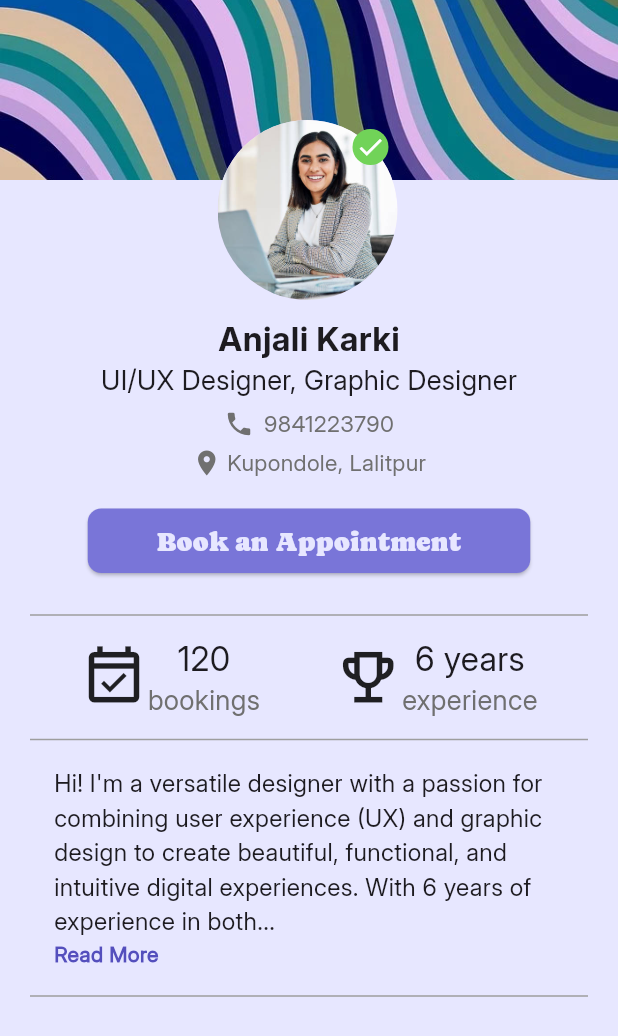
After one commit to Dia505/SkillGrid, a Flutter app: the screen it shows after launch, item 2 of the bottom bar chosen, after a tap on "Krishna Basnet", on a phone screen of 412 x 824 dp. The commit adds this screen. Shown: the top 1036 px of the screen. Run offline on Flutter 3.47's test engine with Material 3 defaults, Android fonts, the phone set to English and light mode, and no system bars; our stand-ins replace carousel_slider, lottie, smooth_page_indicator.

Commit message:
Freelancer profile screen: bio data (#11)
* build profile screen with lottie gif

* build profile progress bar

* job details form view

* freelancer bio form

* bottom navigation bar, themes, fonts

* home screen: app bar with search textfield and button

* Home screen: service category (list of maps)

* Home screen: recently viewed cards (common widget)

* Home screen: popular services (list of maps)

* Home screen: ongoing collaboration card (common)

* Home screen: line divider

* Build your profile: service form + lottie file view timer

* Build your profile: job category screen

* freelancer registration date picker implementation

* Freelancer dashboard: bottom navigation + stats

* Freelancer dashboard: ongoing collabs + recent invoice

* search bar with filter button

* search screen carousel

* Search screen: skills

* Search screen: filter page

* Client notification screen

* Freelancer notification screen + notification card layout changes

* freelancer profile screen: bio data

```diff
--- a/skill_grid/lib/app.dart
+++ b/skill_grid/lib/app.dart
@@ -1,5 +1,6 @@
 import 'package:flutter/material.dart';
 import 'package:skill_grid/core/app_theme/app_theme.dart';
+import 'package:skill_grid/view/client/client_dashboard.dart';
 import 'package:skill_grid/view/freelancer/freelancer_dashboard.dart';
 // import 'package:skill_grid/view/client/client_registration_view.dart';
 // import 'package:skill_grid/view/join_client_freelancer_view.dart';
@@ -16,7 +17,7 @@ class MyApp extends StatelessWidget {
   Widget build(BuildContext context) {
     return MaterialApp(
       debugShowCheckedModeBanner: false,
-      home: const FreelancerDashboard(),
+      home: const ClientDashboard(),
       theme: getApplicationTheme(),
     );
   }
--- a/skill_grid/lib/view/client/client_dashboard.dart
+++ b/skill_grid/lib/view/client/client_dashboard.dart
@@ -2,7 +2,7 @@ import 'package:flutter/material.dart';
 import 'package:skill_grid/view/client/dashboard_pages/calendar_screen_view.dart';
 import 'package:skill_grid/view/client/dashboard_pages/home_screen_view.dart';
 import 'package:skill_grid/view/client/dashboard_pages/notification_screen_view.dart';
-import 'package:skill_grid/view/client/dashboard_pages/search screen/search_screen_view.dart';
+import 'package:skill_grid/view/client/dashboard_pages/search_screen_pages/search_screen_view.dart';
 
 class ClientDashboard extends StatefulWidget {
   const ClientDashboard({super.key});
--- /dev/null
+++ b/skill_grid/lib/view/client/dashboard_pages/search_screen_pages/freelancer_profile_view.dart
@@ -0,0 +1,228 @@
+import 'package:flutter/material.dart';
+import 'package:skill_grid/core/common/common_button.dart';
+
+class FreelancerProfileView extends StatefulWidget {
+  const FreelancerProfileView({super.key});
+
+  @override
+  _FreelancerProfileViewState createState() => _FreelancerProfileViewState();
+}
+
+class _FreelancerProfileViewState extends State<FreelancerProfileView> {
+  bool _isExpanded = false;
+
+  @override
+  Widget build(BuildContext context) {
+    String fullText =
+        "Hi! I'm a versatile designer with a passion for combining user experience (UX) and graphic design to create beautiful, functional, and intuitive digital experiences. With 6 years of experience in both fields, I help businesses design products that not only look great but are also easy to use and meet users' needs.";
+    String truncatedText =
+        fullText.length > 200 ? '${fullText.substring(0, 200)}...' : fullText;
+
+    return Scaffold(
+      body: Column(
+        children: [
+          Padding(
+            padding: const EdgeInsets.only(bottom: 90),
+            child: Stack(
+              clipBehavior: Clip.none,
+              children: [
+                SizedBox(
+                  width: double.infinity,
+                  height: 120,
+                  child: Image.asset(
+                    "assets/images/swirls-8302543_640.jpg",
+                    fit: BoxFit.cover,
+                  ),
+                ),
+                const Positioned(
+                  bottom: -80,
+                  left: 145,
+                  child: SizedBox(
+                    height: 120,
+                    width: 120,
+                    child: CircleAvatar(
+                      backgroundImage: AssetImage(
+                          "assets/images/istockphoto-1354842602-612x612.jpg"),
+                    ),
+                  ),
+                ),
+                const Positioned(
+                  bottom: 10,
+                  left: 235,
+                  child: CircleAvatar(
+                    radius: 12,
+                    backgroundColor: Color(0xFF71D358),
+                    child: Icon(
+                      Icons.check,
+                      size: 20,
+                      color: Colors.white,
+                    ),
+                  ),
+                )
+              ],
+            ),
+          ),
+          Column(
+            children: [
+              const Text(
+                "Anjali Karki",
+                style: TextStyle(fontFamily: "Inter Bold", fontSize: 22),
+              ),
+              const Text(
+                "UI/UX Designer, Graphic Designer",
+                style: TextStyle(fontSize: 18),
+              ),
+              const SizedBox(
+                height: 5,
+              ),
+              const SizedBox(
+                width: 120,
+                child: Row(
+                  mainAxisAlignment: MainAxisAlignment.spaceAround,
+                  children: [
+                    Icon(
+                      Icons.phone,
+                      color: Color(0XFF707070),
+                      size: 20,
+                    ),
+                    Text(
+                      "9841223790",
+                      style: TextStyle(color: Color(0XFF707070), fontSize: 15),
+                    )
+                  ],
+                ),
+              ),
+              const SizedBox(
+                height: 5,
+              ),
+              const SizedBox(
+                width: 160,
+                child: Row(
+                  mainAxisAlignment: MainAxisAlignment.spaceAround,
+                  children: [
+                    Icon(
+                      Icons.location_on,
+                      color: Color(0XFF707070),
+                      size: 20,
+                    ),
+                    Text(
+                      "Kupondole, Lalitpur",
+                      style: TextStyle(color: Color(0XFF707070), fontSize: 15),
+                    )
+                  ],
+                ),
+              ),
+              const SizedBox(
+                height: 20,
+              ),
+              CommonButton(
+                  buttonText: "Book an Appointment",
+                  buttonColor: const Color(0xFF7975D8),
+                  onPressed: () {}),
+            ],
+          ),
+          const SizedBox(
+            height: 20,
+          ),
+          const Divider(
+            color: Colors.grey,
+            thickness: 1,
+            indent: 20,
+            endIndent: 20,
+          ),
+          Container(
+            width: 305,
+            padding: const EdgeInsets.symmetric(vertical: 5),
+            child: const Row(
+              mainAxisAlignment: MainAxisAlignment.spaceBetween,
+              children: [
+                Row(
+                  children: [
+                    Icon(
+                      Icons.event_available_outlined,
+                      size: 45,
+                    ),
+                    Column(
+                      children: [
+                        Text(
+                          "120",
+                          style: TextStyle(fontSize: 22),
+                        ),
+                        Text(
+                          "bookings",
+                          style:
+                              TextStyle(fontSize: 18, color: Color(0XFF707070)),
+                        )
+                      ],
+                    )
+                  ],
+                ),
+                Row(
+                  children: [
+                    Icon(
+                      Icons.emoji_events_outlined,
+                      size: 45,
+                    ),
+                    Column(
+                      children: [
+                        Text(
+                          "6 years",
+                          style: TextStyle(fontSize: 22),
+                        ),
+                        Text(
+                          "experience",
+                          style:
+                              TextStyle(fontSize: 18, color: Color(0XFF707070)),
+                        )
+                      ],
+                    )
+                  ],
+                )
+              ],
+            ),
+          ),
+          const Divider(
+            color: Colors.grey,
+            thickness: 1,
+            indent: 20,
+            endIndent: 20,
+          ),
+          // Read more functionality added here
+          Container(
+            width: 340,
+            padding: const EdgeInsets.symmetric(vertical: 10),
+            child: Column(
+              crossAxisAlignment: CrossAxisAlignment.start,
+              children: [
+                Text(
+                  _isExpanded ? fullText : truncatedText,
+                  style: const TextStyle(fontSize: 16),
+                ),
+                GestureDetector(
+                  onTap: () {
+                    setState(() {
+                      _isExpanded = !_isExpanded;
+                    });
+                  },
+                  child: Text(
+                    _isExpanded ? 'Show Less' : 'Read More',
+                    style: const TextStyle(
+                      color: Color(0XFF544FBD),
+                      fontWeight: FontWeight.bold,
+                    ),
+                  ),
+                ),
+              ],
+            ),
+          ),
+          const Divider(
+            color: Colors.grey,
+            thickness: 1,
+            indent: 20,
+            endIndent: 20,
+          ),
+        ],
+      ),
+    );
+  }
+}
--- /dev/null
+++ b/skill_grid/lib/view/client/dashboard_pages/search_screen_pages/search_screen_view.dart
@@ -0,0 +1,172 @@
+import 'package:flutter/material.dart';
+import 'package:skill_grid/core/common/search_screen_container.dart';
+import 'package:skill_grid/view/client/dashboard_pages/search_screen_pages/freelancer_profile_view.dart';
+import 'package:skill_grid/view/client/dashboard_pages/search_screen_pages/search_filter_view.dart';
+
+class SearchScreenView extends StatefulWidget {
+  const SearchScreenView({super.key});
+
+  @override
+  State<SearchScreenView> createState() => _SearchScreenViewState();
+}
+
+class _SearchScreenViewState extends State<SearchScreenView> {
+  @override
+  Widget build(BuildContext context) {
+    return GestureDetector(
+      onTap: () => FocusScope.of(context).unfocus(),
+      child: SingleChildScrollView(
+        child: SafeArea(
+            child: Column(
+          children: [
+            Padding(
+              padding: const EdgeInsets.only(top: 20, left: 14),
+              child: Row(
+                mainAxisAlignment: MainAxisAlignment.spaceEvenly,
+                crossAxisAlignment: CrossAxisAlignment.start,
+                children: [
+                  SizedBox(
+                    height: 60,
+                    width: 314,
+                    child: TextFormField(
+                      decoration: InputDecoration(
+                        hintText: "Search",
+                        hintStyle: const TextStyle(fontSize: 15),
+                        prefixIcon: const Icon(
+                          Icons.search,
+                          size: 30,
+                        ),
+                        enabledBorder: OutlineInputBorder(
+                          borderRadius: BorderRadius.circular(20),
+                          borderSide: const BorderSide(
+                              color: Color(0XFF707070), width: 2),
+                        ),
+                        focusedBorder: OutlineInputBorder(
+                          borderRadius: BorderRadius.circular(20),
+                          borderSide: const BorderSide(
+                              color: Color(0xFF707070), width: 2),
+                        ),
+                      ),
+                    ),
+                  ),
+                  ElevatedButton(
+                    onPressed: () {
+                      showModalBottomSheet(
+                        context: context,
+                        isScrollControlled:
+                            true, // Makes the sheet scrollable if content is long
+                        backgroundColor: Colors.white,
+                        shape: const RoundedRectangleBorder(
+                          borderRadius:
+                              BorderRadius.vertical(top: Radius.circular(16)),
+                        ),
+                        builder: (context) => const SearchFilterView(),
+                      );
+                    },
+                    style: ElevatedButton.styleFrom(
+                        shape: const CircleBorder(
+                          side: BorderSide(
+                            color: Color(0xFF544FBD),
+                            width: 3,
+                          ),
+                        ),
+                        padding: const EdgeInsets.all(0),
+                        backgroundColor: const Color(0xFFE7E7FF),
+                        fixedSize: const Size(50, 50)),
+                    child: const Icon(
+                      Icons.tune,
+                      color: Color(0xFF544FBD),
+                      size: 30,
+                    ),
+                  ),
+                ],
+              ),
+            ),
+            GestureDetector(
+              onTap: () {
+                Navigator.push(
+                  context,
+                  MaterialPageRoute(
+                    builder: (context) => const FreelancerProfileView(),
+                  ),
+                );
+              },
+              child: const SearchScreenContainer(
+                freelancerProfileImgPath:
+                    "assets/images/istockphoto-1395071229-612x612.jpg",
+                freelancerName: "Krishna Basnet",
+                profession: "Photographer & Videographer",
+                address: "Kalimati, Kathmandu",
+                hourlyRate: 1500,
+                searchScreenImages: [
+                  "assets/images/gettyimages-480952865-612x612.jpg",
+                  "assets/images/panel-discussion-event-stockcake.jpg",
+                  "assets/images/istockphoto-1137781483-612x612.jpg"
+                ],
+                skills: [
+                  "Event Photography",
+                  "Commercial Photography",
+                  "Videography",
+                  "Adobe photoshop",
+                  "Davinci resolve",
+                  "Professional photoshoots"
+                ],
+              ),
+            ),
+            const Divider(
+              color: Colors.grey,
+              thickness: 1,
+              indent: 20, // Space before the line (left)
+              endIndent: 20, // Space after the line (right)
+            ),
+            const SearchScreenContainer(
+              freelancerProfileImgPath:
+                  "assets/images/gettyimages-484274251-612x612.jpg",
+              freelancerName: "Amaira Yadav",
+              profession: "Photographer",
+              address: "Maharajgunj, Kathmandu",
+              hourlyRate: 5000,
+              searchScreenImages: [
+                "assets/images/Screenshot 2024-12-01 003357.png",
+                "assets/images/98f8b4e72c6023a2a15dfdab64a1a80c.jpg",
+                "assets/images/gettyimages-1386266678-612x612.jpg"
+              ],
+              skills: [
+                "Fashion Photography",
+                "Commercial Photography",
+                "Photo editing",
+                "Adobe photoshop",
+                "Professional photoshoots"
+              ],
+            ),
+            const Divider(
+              color: Colors.grey,
+              thickness: 1,
+              indent: 20, // Space before the line (left)
+              endIndent: 20, // Space after the line (right)
+            ),
+            const SearchScreenContainer(
+              freelancerProfileImgPath:
+                  "assets/images/indian_girl_stock_img.jpg",
+              freelancerName: "Rita Singh",
+              profession: "Photographer",
+              address: "Sanepa, Lalitpur",
+              hourlyRate: 3000,
+              searchScreenImages: [
+                "assets/images/food-photographer-ideas.jpg",
+                "assets/images/gettyimages-1829241109-612x612.jpg",
+                "assets/images/istockphoto-1394055240-612x612.jpg"
+              ],
+              skills: [
+                "Food Photography",
+                "Commercial Photography",
+                "Photo editing",
+                "Adobe photoshop"
+              ],
+            ),
+          ],
+        )),
+      ),
+    );
+  }
+}
```
Also changed, not shown: skill_grid/lib/view/client/dashboard_pages/search_screen_pages/search_filter_view.dart (added, +159 -0 lines), skill_grid/assets/images/swirls-8302543_640.jpg (added), skill_grid/pubspec.lock.
